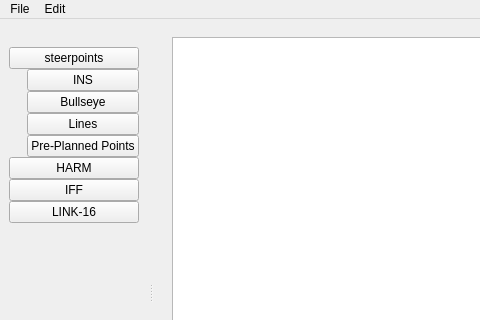
First picture: the form in src/NeoDP.ui, repository scplo2753/NeoDP, before the edit; both pictures show x 0 to 480 and y 0 to 320 of the 740 by 564 pixel window.
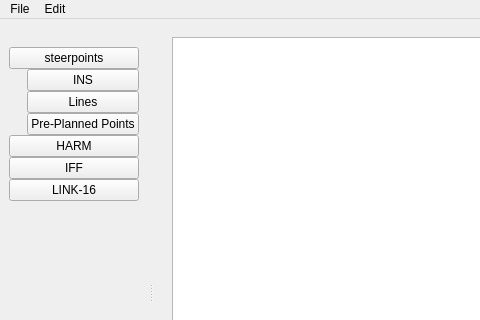
Second picture: the form after the edit.

```diff
--- a/src/NeoDP.ui
+++ b/src/NeoDP.ui
@@ -164,13 +164,6 @@
                 </property>
                </widget>
               </item>
-              <item>
-               <widget class="QPushButton" name="STPT_sub_Bullseye_pBut">
-                <property name="text">
-                 <string>Bullseye</string>
-                </property>
-               </widget>
-              </item>
               <item>
                <widget class="QPushButton" name="STPT_sub_Lines_pBut">
                 <property name="text">
```
